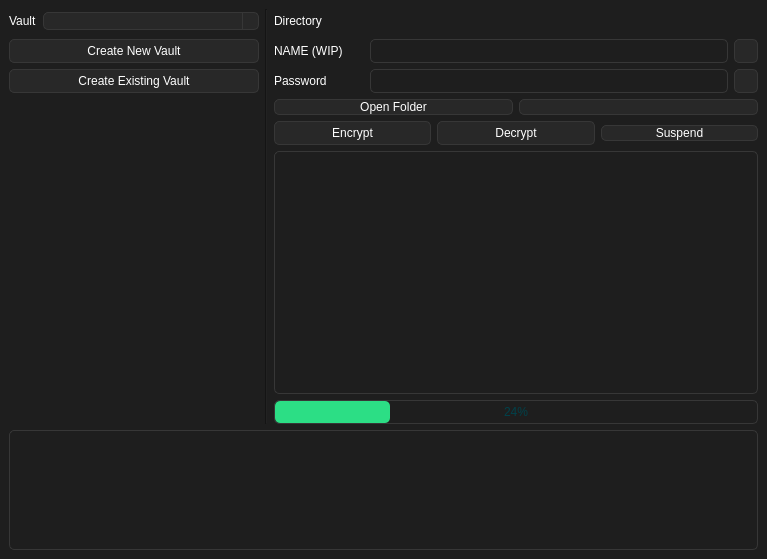
Above: ui/mainwindow.ui from Nothing031/Vault before the change. Below: the same form after it.
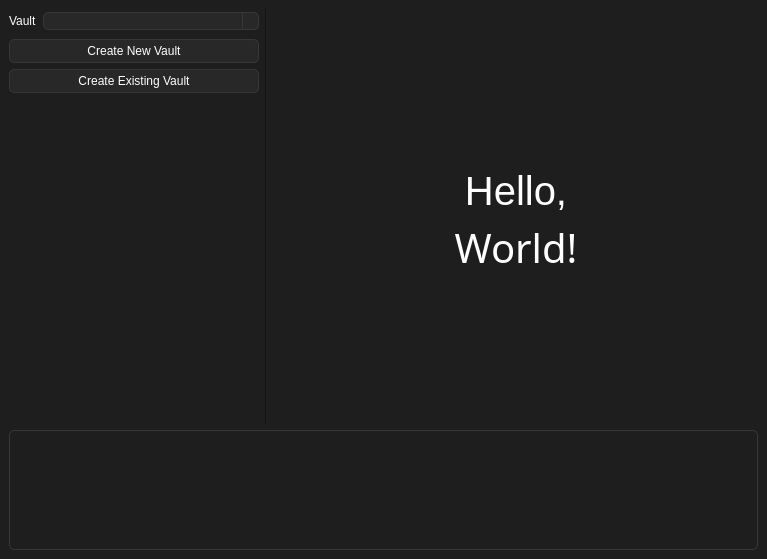
That is the form after the change. Icons and pictures are not drawn.

What changed in the file:
```diff
--- a/ui/mainwindow.ui
+++ b/ui/mainwindow.ui
@@ -129,35 +129,6 @@
   </property>
   <widget class="QWidget" name="centralwidget">
    <layout class="QGridLayout" name="gridLayout">
-    <item row="1" column="0" colspan="3">
-     <layout class="QGridLayout" name="layout_output">
-      <item row="0" column="0">
-       <widget class="QTextEdit" name="outputTerminal_textEdit">
-        <property name="sizePolicy">
-         <sizepolicy hsizetype="Expanding" vsizetype="Fixed">
-          <horstretch>0</horstretch>
-          <verstretch>0</verstretch>
-         </sizepolicy>
-        </property>
-        <property name="maximumSize">
-         <size>
-          <width>16777215</width>
-          <height>120</height>
-         </size>
-        </property>
-        <property name="verticalScrollBarPolicy">
-         <enum>Qt::ScrollBarPolicy::ScrollBarAlwaysOff</enum>
-        </property>
-        <property name="horizontalScrollBarPolicy">
-         <enum>Qt::ScrollBarPolicy::ScrollBarAlwaysOff</enum>
-        </property>
-        <property name="textInteractionFlags">
-         <set>Qt::TextInteractionFlag::TextSelectableByKeyboard|Qt::TextInteractionFlag::TextSelectableByMouse</set>
-        </property>
-       </widget>
-      </item>
-     </layout>
-    </item>
     <item row="0" column="0">
      <layout class="QGridLayout" name="layout_vault">
       <item row="0" column="0">
@@ -252,372 +223,40 @@
       </property>
      </widget>
     </item>
-    <item row="0" column="2">
+    <item row="1" column="0" colspan="4">
+     <layout class="QGridLayout" name="layout_output">
+      <item row="0" column="0">
+       <widget class="QTextEdit" name="outputTerminal_textEdit">
+        <property name="sizePolicy">
+         <sizepolicy hsizetype="Expanding" vsizetype="Fixed">
+          <horstretch>0</horstretch>
+          <verstretch>0</verstretch>
+         </sizepolicy>
+        </property>
+        <property name="maximumSize">
+         <size>
+          <width>16777215</width>
+          <height>120</height>
+         </size>
+        </property>
+        <property name="verticalScrollBarPolicy">
+         <enum>Qt::ScrollBarPolicy::ScrollBarAlwaysOff</enum>
+        </property>
+        <property name="horizontalScrollBarPolicy">
+         <enum>Qt::ScrollBarPolicy::ScrollBarAlwaysOff</enum>
+        </property>
+        <property name="textInteractionFlags">
+         <set>Qt::TextInteractionFlag::TextSelectableByKeyboard|Qt::TextInteractionFlag::TextSelectableByMouse</set>
+        </property>
+       </widget>
+      </item>
+     </layout>
+    </item>
+    <item row="0" column="2" colspan="2">
      <widget class="QStackedWidget" name="stackedWidget">
       <property name="currentIndex">
        <number>0</number>
       </property>
-      <widget class="QWidget" name="page_crypto">
-       <layout class="QGridLayout" name="gridLayout_2">
-        <property name="leftMargin">
-         <number>0</number>
-        </property>
-        <property name="topMargin">
-         <number>0</number>
-        </property>
-        <property name="rightMargin">
-         <number>0</number>
-        </property>
-        <property name="bottomMargin">
-         <number>0</number>
-        </property>
-        <item row="3" column="0">
-         <layout class="QGridLayout" name="gridLayout_3">
-          <item row="1" column="0">
-           <layout class="QHBoxLayout" name="horizontalLayout_5">
-            <item>
-             <widget class="QLabel" name="vault_edit_label">
-              <property name="enabled">
-               <bool>true</bool>
-              </property>
-              <property name="sizePolicy">
-               <sizepolicy hsizetype="Fixed" vsizetype="Preferred">
-                <horstretch>0</horstretch>
-                <verstretch>0</verstretch>
-               </sizepolicy>
-              </property>
-              <property name="minimumSize">
-               <size>
-                <width>90</width>
-                <height>24</height>
-               </size>
-              </property>
-              <property name="maximumSize">
-               <size>
-                <width>90</width>
-                <height>24</height>
-               </size>
-              </property>
-              <property name="text">
-               <string>NAME (WIP)</string>
-              </property>
-             </widget>
-            </item>
-            <item>
-             <widget class="QLineEdit" name="vault_edit_lineEdit">
-              <property name="enabled">
-               <bool>false</bool>
-              </property>
-              <property name="sizePolicy">
-               <sizepolicy hsizetype="Expanding" vsizetype="Fixed">
-                <horstretch>0</horstretch>
-                <verstretch>24</verstretch>
-               </sizepolicy>
-              </property>
-              <property name="minimumSize">
-               <size>
-                <width>0</width>
-                <height>24</height>
-               </size>
-              </property>
-             </widget>
-            </item>
-            <item>
-             <widget class="QPushButton" name="vault_edit_save_button">
-              <property name="enabled">
-               <bool>false</bool>
-              </property>
-              <property name="sizePolicy">
-               <sizepolicy hsizetype="Fixed" vsizetype="Fixed">
-                <horstretch>0</horstretch>
-                <verstretch>0</verstretch>
-               </sizepolicy>
-              </property>
-              <property name="minimumSize">
-               <size>
-                <width>24</width>
-                <height>24</height>
-               </size>
-              </property>
-              <property name="maximumSize">
-               <size>
-                <width>24</width>
-                <height>24</height>
-               </size>
-              </property>
-              <property name="text">
-               <string/>
-              </property>
-              <property name="icon">
-               <iconset resource="../asset/resource.qrc">
-                <normaloff>:/icons/save.png</normaloff>:/icons/save.png</iconset>
-              </property>
-             </widget>
-            </item>
-           </layout>
-          </item>
-          <item row="2" column="0">
-           <layout class="QHBoxLayout" name="horizontalLayout_6">
-            <item>
-             <widget class="QLabel" name="password_edit_label">
-              <property name="sizePolicy">
-               <sizepolicy hsizetype="Fixed" vsizetype="Preferred">
-                <horstretch>80</horstretch>
-                <verstretch>0</verstretch>
-               </sizepolicy>
-              </property>
-              <property name="minimumSize">
-               <size>
-                <width>90</width>
-                <height>24</height>
-               </size>
-              </property>
-              <property name="maximumSize">
-               <size>
-                <width>90</width>
-                <height>24</height>
-               </size>
-              </property>
-              <property name="text">
-               <string>Password</string>
-              </property>
-             </widget>
-            </item>
-            <item>
-             <widget class="QLineEdit" name="password_edit_lineedit">
-              <property name="sizePolicy">
-               <sizepolicy hsizetype="Expanding" vsizetype="Fixed">
-                <horstretch>0</horstretch>
-                <verstretch>24</verstretch>
-               </sizepolicy>
-              </property>
-              <property name="minimumSize">
-               <size>
-                <width>0</width>
-                <height>24</height>
-               </size>
-              </property>
-              <property name="echoMode">
-               <enum>QLineEdit::EchoMode::Password</enum>
-              </property>
-             </widget>
-            </item>
-            <item>
-             <widget class="QPushButton" name="password_visible_button">
-              <property name="sizePolicy">
-               <sizepolicy hsizetype="Fixed" vsizetype="Fixed">
-                <horstretch>0</horstretch>
-                <verstretch>0</verstretch>
-               </sizepolicy>
-              </property>
-              <property name="minimumSize">
-               <size>
-                <width>24</width>
-                <height>24</height>
-               </size>
-              </property>
-              <property name="maximumSize">
-               <size>
-                <width>24</width>
-                <height>24</height>
-               </size>
-              </property>
-              <property name="text">
-               <string/>
-              </property>
-              <property name="icon">
-               <iconset resource="../asset/resource.qrc">
-                <normaloff>:/icons/visibility_off.png</normaloff>
-                <normalon>:/icons/visibility_on.png</normalon>:/icons/visibility_off.png</iconset>
-              </property>
-              <property name="checkable">
-               <bool>true</bool>
-              </property>
-             </widget>
-            </item>
-           </layout>
-          </item>
-          <item row="3" column="0">
-           <layout class="QHBoxLayout" name="horizontalLayout_10">
-            <item>
-             <widget class="QPushButton" name="vault_openFolder_button">
-              <property name="text">
-               <string>Open Folder</string>
-              </property>
-             </widget>
-            </item>
-            <item>
-             <widget class="QPushButton" name="pushButton_2">
-              <property name="text">
-               <string/>
-              </property>
-             </widget>
-            </item>
-           </layout>
-          </item>
-          <item row="0" column="0">
-           <layout class="QHBoxLayout" name="horizontalLayout_2">
-            <item>
-             <widget class="QLabel" name="vault_directory_label">
-              <property name="sizePolicy">
-               <sizepolicy hsizetype="Fixed" vsizetype="Fixed">
-                <horstretch>0</horstretch>
-                <verstretch>0</verstretch>
-               </sizepolicy>
-              </property>
-              <property name="minimumSize">
-               <size>
-                <width>95</width>
-                <height>24</height>
-               </size>
-              </property>
-              <property name="maximumSize">
-               <size>
-                <width>95</width>
-                <height>24</height>
-               </size>
-              </property>
-              <property name="text">
-               <string>Directory</string>
-              </property>
-             </widget>
-            </item>
-            <item>
-             <widget class="QLabel" name="vault_directory_path_label">
-              <property name="sizePolicy">
-               <sizepolicy hsizetype="Preferred" vsizetype="Fixed">
-                <horstretch>0</horstretch>
-                <verstretch>0</verstretch>
-               </sizepolicy>
-              </property>
-              <property name="minimumSize">
-               <size>
-                <width>0</width>
-                <height>24</height>
-               </size>
-              </property>
-              <property name="maximumSize">
-               <size>
-                <width>16777215</width>
-                <height>24</height>
-               </size>
-              </property>
-              <property name="text">
-               <string/>
-              </property>
-             </widget>
-            </item>
-           </layout>
-          </item>
-          <item row="6" column="0">
-           <widget class="QProgressBar" name="progressBar">
-            <property name="sizePolicy">
-             <sizepolicy hsizetype="Expanding" vsizetype="Fixed">
-              <horstretch>0</horstretch>
-              <verstretch>0</verstretch>
-             </sizepolicy>
-            </property>
-            <property name="minimumSize">
-             <size>
-              <width>0</width>
-              <height>24</height>
-             </size>
-            </property>
-            <property name="maximumSize">
-             <size>
-              <width>16777215</width>
-              <height>24</height>
-             </size>
-            </property>
-            <property name="value">
-             <number>24</number>
-            </property>
-           </widget>
-          </item>
-          <item row="4" column="0">
-           <layout class="QHBoxLayout" name="horizontalLayout_7">
-            <item>
-             <widget class="QPushButton" name="crypto_encrypt_button">
-              <property name="sizePolicy">
-               <sizepolicy hsizetype="Minimum" vsizetype="Fixed">
-                <horstretch>0</horstretch>
-                <verstretch>24</verstretch>
-               </sizepolicy>
-              </property>
-              <property name="minimumSize">
-               <size>
-                <width>0</width>
-                <height>24</height>
-               </size>
-              </property>
-              <property name="text">
-               <string>Encrypt</string>
-              </property>
-              <property name="icon">
-               <iconset resource="../asset/resource.qrc">
-                <normaloff>:/icons/lock.png</normaloff>:/icons/lock.png</iconset>
-              </property>
-              <property name="checkable">
-               <bool>false</bool>
-              </property>
-             </widget>
-            </item>
-            <item>
-             <widget class="QPushButton" name="crypto_decrypt_button">
-              <property name="minimumSize">
-               <size>
-                <width>0</width>
-                <height>24</height>
-               </size>
-              </property>
-              <property name="maximumSize">
-               <size>
-                <width>16777215</width>
-                <height>24</height>
-               </size>
-              </property>
-              <property name="text">
-               <string>Decrypt</string>
-              </property>
-              <property name="icon">
-               <iconset resource="../asset/resource.qrc">
-                <normaloff>:/icons/unlock.png</normaloff>:/icons/unlock.png</iconset>
-              </property>
-              <property name="checkable">
-               <bool>false</bool>
-              </property>
-             </widget>
-            </item>
-            <item>
-             <widget class="QPushButton" name="crypto_suspend_button">
-              <property name="text">
-               <string>Suspend</string>
-              </property>
-              <property name="icon">
-               <iconset resource="../asset/resource.qrc">
-                <normaloff>:/icons/close.png</normaloff>:/icons/close.png</iconset>
-              </property>
-              <property name="checkable">
-               <bool>false</bool>
-              </property>
-             </widget>
-            </item>
-           </layout>
-          </item>
-          <item row="5" column="0">
-           <widget class="QListView" name="fileviewer_listView">
-            <property name="verticalScrollBarPolicy">
-             <enum>Qt::ScrollBarPolicy::ScrollBarAlwaysOff</enum>
-            </property>
-            <property name="horizontalScrollBarPolicy">
-             <enum>Qt::ScrollBarPolicy::ScrollBarAlwaysOff</enum>
-            </property>
-           </widget>
-          </item>
-         </layout>
-        </item>
-       </layout>
-      </widget>
       <widget class="QWidget" name="page">
        <layout class="QGridLayout" name="gridLayout_6">
         <item row="0" column="0">
```
